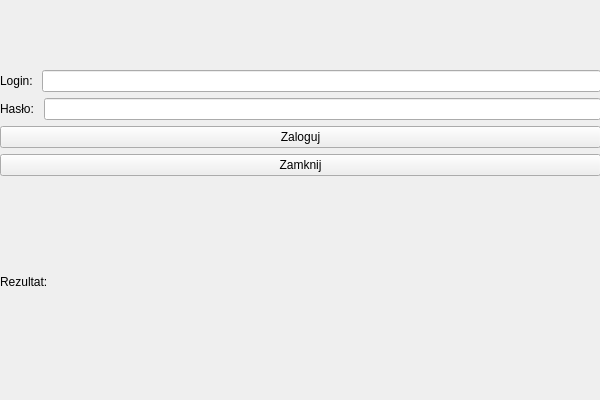
This is loginform.ui in DariuszSzymczak/cppclient as Qt 5 draws it before an edit. The edited form follows.
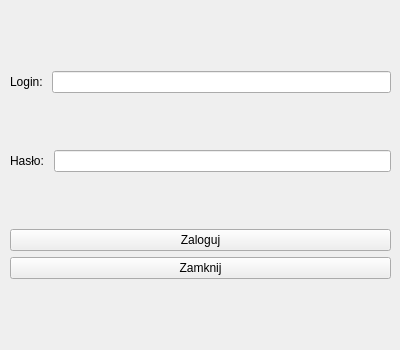
This is the edited form. Icons and pictures are not drawn.

What changed in the file:
```diff
--- a/loginform.ui
+++ b/loginform.ui
@@ -6,19 +6,1279 @@
    <rect>
     <x>0</x>
     <y>0</y>
-    <width>600</width>
-    <height>400</height>
+    <width>400</width>
+    <height>350</height>
    </rect>
   </property>
   <property name="windowTitle">
-   <string>Form</string>
+   <string>Zaloguj się do serwera</string>
+  </property>
+  <property name="styleSheet">
+   <string notr="true">#verticalLayout, .verticalLayout, QVBoxLayout{
+border:2px solid black;
+border-radius:5px;
+padding:10px;
+}
+
+QToolTip {
+    border: 1px solid #76797C;
+    background-color: #5A7566;
+    color: white;
+    padding: 0px;                /*remove padding, for fix combobox tooltip.*/
+    opacity: 200;
+}
+
+QWidget {
+    color: #eff0f1;
+    background-color: #31363b;
+    selection-background-color: #3daee9;
+    selection-color: #eff0f1;
+    background-clip: border;
+    border-image: none;
+    border: 0px transparent black;
+    outline: 0;
+}
+
+QWidget:item:hover {
+    background-color: #18465d;
+    color: #eff0f1;
+}
+
+QWidget:item:selected {
+    background-color: #18465d;
+}
+
+QCheckBox {
+    spacing: 5px;
+    outline: none;
+    color: #eff0f1;
+    margin-bottom: 2px;
+}
+
+QCheckBox:disabled {
+    color: #76797C;
+}
+
+QCheckBox::indicator,
+QGroupBox::indicator {
+    width: 18px;
+    height: 18px;
+}
+
+QGroupBox::indicator {
+    margin-left: 2px;
+}
+
+QCheckBox::indicator:unchecked,
+QGroupBox::indicator:unchecked {
+    image: url(:/qss_icons/rc/checkbox_unchecked.png);
+}
+
+QCheckBox::indicator:unchecked:hover,
+QCheckBox::indicator:unchecked:focus,
+QCheckBox::indicator:unchecked:pressed,
+QGroupBox::indicator:unchecked:hover,
+QGroupBox::indicator:unchecked:focus,
+QGroupBox::indicator:unchecked:pressed {
+    border: none;
+    image: url(:/qss_icons/rc/checkbox_unchecked_focus.png);
+}
+
+QCheckBox::indicator:checked,
+QGroupBox::indicator:checked {
+    image: url(:/qss_icons/rc/checkbox_checked.png);
+}
+
+QCheckBox::indicator:checked:hover,
+QCheckBox::indicator:checked:focus,
+QCheckBox::indicator:checked:pressed,
+QGroupBox::indicator:checked:hover,
+QGroupBox::indicator:checked:focus,
+QGroupBox::indicator:checked:pressed {
+    border: none;
+    image: url(:/qss_icons/rc/checkbox_checked_focus.png);
+}
+
+QCheckBox::indicator:indeterminate {
+    image: url(:/qss_icons/rc/checkbox_indeterminate.png);
+}
+
+QCheckBox::indicator:indeterminate:focus,
+QCheckBox::indicator:indeterminate:hover,
+QCheckBox::indicator:indeterminate:pressed {
+    image: url(:/qss_icons/rc/checkbox_indeterminate_focus.png);
+}
+
+QCheckBox::indicator:checked:disabled,
+QGroupBox::indicator:checked:disabled {
+    image: url(:/qss_icons/rc/checkbox_checked_disabled.png);
+}
+
+QCheckBox::indicator:unchecked:disabled,
+QGroupBox::indicator:unchecked:disabled {
+    image: url(:/qss_icons/rc/checkbox_unchecked_disabled.png);
+}
+
+QRadioButton {
+    spacing: 5px;
+    outline: none;
+    color: #eff0f1;
+    margin-bottom: 2px;
+}
+
+QRadioButton:disabled {
+    color: #76797C;
+}
+
+QRadioButton::indicator {
+    width: 21px;
+    height: 21px;
+}
+
+QRadioButton::indicator:unchecked {
+    image: url(:/qss_icons/rc/radio_unchecked.png);
+}
+
+QRadioButton::indicator:unchecked:hover,
+QRadioButton::indicator:unchecked:focus,
+QRadioButton::indicator:unchecked:pressed {
+    border: none;
+    outline: none;
+    image: url(:/qss_icons/rc/radio_unchecked_focus.png);
+}
+
+QRadioButton::indicator:checked {
+    border: none;
+    outline: none;
+    image: url(:/qss_icons/rc/radio_checked.png);
+}
+
+QRadioButton::indicator:checked:hover,
+QRadioButton::indicator:checked:focus,
+QRadioButton::indicator:checked:pressed {
+    border: none;
+    outline: none;
+    image: url(:/qss_icons/rc/radio_checked_focus.png);
+}
+
+QRadioButton::indicator:checked:disabled {
+    outline: none;
+    image: url(:/qss_icons/rc/radio_checked_disabled.png);
+}
+
+QRadioButton::indicator:unchecked:disabled {
+    image: url(:/qss_icons/rc/radio_unchecked_disabled.png);
+}
+
+QMenuBar {
+    background-color: #31363b;
+    color: #eff0f1;
+}
+
+QMenuBar::item {
+    background: transparent;
+}
+
+QMenuBar::item:selected {
+    background: transparent;
+    border: 1px solid #76797C;
+}
+
+QMenuBar::item:pressed {
+    border: 1px solid #76797C;
+    background-color: #3daee9;
+    color: #eff0f1;
+    margin-bottom: -1px;
+    padding-bottom: 1px;
+}
+
+QMenu {
+    border: 1px solid #76797C;
+    color: #eff0f1;
+    margin: 2px;
+}
+
+QMenu::icon {
+    margin: 5px;
+}
+
+QMenu::item {
+    padding: 5px 30px 5px 30px;
+    border: 1px solid transparent;
+    /* reserve space for selection border */
+}
+
+QMenu::item:selected {
+    color: #eff0f1;
+}
+
+QMenu::separator {
+    height: 2px;
+    background: lightblue;
+    margin-left: 10px;
+    margin-right: 5px;
+}
+
+QMenu::indicator {
+    width: 18px;
+    height: 18px;
+}
+
+
+/* non-exclusive indicator = check box style indicator
+   (see QActionGroup::setExclusive) */
+
+QMenu::indicator:non-exclusive:unchecked {
+    image: url(:/qss_icons/rc/checkbox_unchecked.png);
+}
+
+QMenu::indicator:non-exclusive:unchecked:selected {
+    image: url(:/qss_icons/rc/checkbox_unchecked_disabled.png);
+}
+
+QMenu::indicator:non-exclusive:checked {
+    image: url(:/qss_icons/rc/checkbox_checked.png);
+}
+
+QMenu::indicator:non-exclusive:checked:selected {
+    image: url(:/qss_icons/rc/checkbox_checked_disabled.png);
+}
+
+
+/* exclusive indicator = radio button style indicator (see QActionGroup::setExclusive) */
+
+QMenu::indicator:exclusive:unchecked {
+    image: url(:/qss_icons/rc/radio_unchecked.png);
+}
+
+QMenu::indicator:exclusive:unchecked:selected {
+    image: url(:/qss_icons/rc/radio_unchecked_disabled.png);
+}
+
+QMenu::indicator:exclusive:checked {
+    image: url(:/qss_icons/rc/radio_checked.png);
+}
+
+QMenu::indicator:exclusive:checked:selected {
+    image: url(:/qss_icons/rc/radio_checked_disabled.png);
+}
+
+QMenu::right-arrow {
+    margin: 5px;
+    image: url(:/qss_icons/rc/right_arrow.png)
+}
+
+QWidget:disabled {
+    color: #454545;
+    background-color: #31363b;
+}
+
+QAbstractItemView {
+    alternate-background-color: #31363b;
+    color: #eff0f1;
+    border: 1px solid #3A3939;
+    border-radius: 2px;
+}
+
+QWidget:focus,
+QMenuBar:focus {
+    border: 1px solid #3daee9;
+}
+
+QTabWidget:focus,
+QCheckBox:focus,
+QRadioButton:focus,
+QSlider:focus {
+    border: none;
+}
+
+QLineEdit {
+    background-color: #232629;
+    padding: 5px;
+    border-style: solid;
+    border: 1px solid #76797C;
+    border-radius: 2px;
+    color: #eff0f1;
+}
+
+QAbstractItemView QLineEdit {
+    padding: 0;
+}
+
+QGroupBox {
+    border: 1px solid #76797C;
+    border-radius: 2px;
+    margin-top: 20px;
+}
+
+QGroupBox::title {
+    subcontrol-origin: margin;
+    subcontrol-position: top center;
+    padding-left: 10px;
+    padding-right: 10px;
+    padding-top: 10px;
+}
+
+QAbstractScrollArea {
+    border-radius: 2px;
+    border: 1px solid #76797C;
+    background-color: transparent;
+}
+
+QScrollBar:horizontal {
+    height: 15px;
+    margin: 3px 15px 3px 15px;
+    border: 1px transparent #2A2929;
+    border-radius: 4px;
+    background-color: #2A2929;
+}
+
+QScrollBar::handle:horizontal {
+    background-color: #605F5F;
+    min-width: 5px;
+    border-radius: 4px;
+}
+
+QScrollBar::add-line:horizontal {
+    margin: 0px 3px 0px 3px;
+    border-image: url(:/qss_icons/rc/right_arrow_disabled.png);
+    width: 10px;
+    height: 10px;
+    subcontrol-position: right;
+    subcontrol-origin: margin;
+}
+
+QScrollBar::sub-line:horizontal {
+    margin: 0px 3px 0px 3px;
+    border-image: url(:/qss_icons/rc/left_arrow_disabled.png);
+    height: 10px;
+    width: 10px;
+    subcontrol-position: left;
+    subcontrol-origin: margin;
+}
+
+QScrollBar::add-line:horizontal:hover,
+QScrollBar::add-line:horizontal:on {
+    border-image: url(:/qss_icons/rc/right_arrow.png);
+    height: 10px;
+    width: 10px;
+    subcontrol-position: right;
+    subcontrol-origin: margin;
+}
+
+QScrollBar::sub-line:horizontal:hover,
+QScrollBar::sub-line:horizontal:on {
+    border-image: url(:/qss_icons/rc/left_arrow.png);
+    height: 10px;
+    width: 10px;
+    subcontrol-position: left;
+    subcontrol-origin: margin;
+}
+
+QScrollBar::up-arrow:horizontal,
+QScrollBar::down-arrow:horizontal {
+    background: none;
+}
+
+QScrollBar::add-page:horizontal,
+QScrollBar::sub-page:horizontal {
+    background: none;
+}
+
+QScrollBar:vertical {
+    background-color: #2A2929;
+    width: 15px;
+    margin: 15px 3px 15px 3px;
+    border: 1px transparent #2A2929;
+    border-radius: 4px;
+}
+
+QScrollBar::handle:vertical {
+    background-color: #605F5F;
+    min-height: 5px;
+    border-radius: 4px;
+}
+
+QScrollBar::sub-line:vertical {
+    margin: 3px 0px 3px 0px;
+    border-image: url(:/qss_icons/rc/up_arrow_disabled.png);
+    height: 10px;
+    width: 10px;
+    subcontrol-position: top;
+    subcontrol-origin: margin;
+}
+
+QScrollBar::add-line:vertical {
+    margin: 3px 0px 3px 0px;
+    border-image: url(:/qss_icons/rc/down_arrow_disabled.png);
+    height: 10px;
+    width: 10px;
+    subcontrol-position: bottom;
+    subcontrol-origin: margin;
+}
+
+QScrollBar::sub-line:vertical:hover,
+QScrollBar::sub-line:vertical:on {
+    border-image: url(:/qss_icons/rc/up_arrow.png);
+    height: 10px;
+    width: 10px;
+    subcontrol-position: top;
+    subcontrol-origin: margin;
+}
+
+QScrollBar::add-line:vertical:hover,
+QScrollBar::add-line:vertical:on {
+    border-image: url(:/qss_icons/rc/down_arrow.png);
+    height: 10px;
+    width: 10px;
+    subcontrol-position: bottom;
+    subcontrol-origin: margin;
+}
+
+QScrollBar::up-arrow:vertical,
+QScrollBar::down-arrow:vertical {
+    background: none;
+}
+
+QScrollBar::add-page:vertical,
+QScrollBar::sub-page:vertical {
+    background: none;
+}
+
+QTextEdit {
+    background-color: #232629;
+    color: #eff0f1;
+    border: 1px solid #76797C;
+}
+
+QPlainTextEdit {
+    background-color: #232629;
+    ;
+    color: #eff0f1;
+    border-radius: 2px;
+    border: 1px solid #76797C;
+}
+
+QHeaderView::section {
+    background-color: #76797C;
+    color: #eff0f1;
+    padding: 5px;
+    border: 1px solid #76797C;
+}
+
+QSizeGrip {
+    image: url(:/qss_icons/rc/sizegrip.png);
+    width: 12px;
+    height: 12px;
+}
+
+QMainWindow::separator {
+    background-color: #31363b;
+    color: white;
+    padding-left: 4px;
+    spacing: 2px;
+    border: 1px dashed #76797C;
+}
+
+QMainWindow::separator:hover {
+    background-color: #787876;
+    color: white;
+    padding-left: 4px;
+    border: 1px solid #76797C;
+    spacing: 2px;
+}
+
+QMenu::separator {
+    height: 1px;
+    background-color: #76797C;
+    color: white;
+    padding-left: 4px;
+    margin-left: 10px;
+    margin-right: 5px;
+}
+
+QFrame {
+    border-radius: 2px;
+    border: 1px solid #76797C;
+}
+
+QFrame[frameShape=&quot;0&quot;] {
+    border-radius: 2px;
+    border: 1px transparent #76797C;
+}
+
+QStackedWidget {
+    border: 1px transparent black;
+}
+
+QToolBar {
+    border: 1px transparent #393838;
+    background: 1px solid #31363b;
+    font-weight: bold;
+}
+
+QToolBar::handle:horizontal {
+    image: url(:/qss_icons/rc/Hmovetoolbar.png);
+}
+
+QToolBar::handle:vertical {
+    image: url(:/qss_icons/rc/Vmovetoolbar.png);
+}
+
+QToolBar::separator:horizontal {
+    image: url(:/qss_icons/rc/Hsepartoolbar.png);
+}
+
+QToolBar::separator:vertical {
+    image: url(:/qss_icons/rc/Vsepartoolbar.png);
+}
+
+QToolButton#qt_toolbar_ext_button {
+    background: #58595a
+}
+
+QPushButton {
+    color: #eff0f1;
+    background-color: #31363b;
+    border-width: 1px;
+    border-color: #76797C;
+    border-style: solid;
+    padding: 5px;
+    border-radius: 2px;
+    outline: none;
+}
+
+QPushButton:disabled {
+    background-color: #31363b;
+    border-width: 1px;
+    border-color: #454545;
+    border-style: solid;
+    padding-top: 5px;
+    padding-bottom: 5px;
+    padding-left: 10px;
+    padding-right: 10px;
+    border-radius: 2px;
+    color: #454545;
+}
+
+QPushButton:focus {
+    background-color: #3daee9;
+    color: white;
+}
+
+QPushButton:pressed {
+    background-color: #3daee9;
+    padding-top: -15px;
+    padding-bottom: -17px;
+}
+
+QComboBox {
+    selection-background-color: #3daee9;
+    border-style: solid;
+    border: 1px solid #76797C;
+    border-radius: 2px;
+    padding: 5px;
+    min-width: 75px;
+}
+
+QPushButton:checked {
+    background-color: #76797C;
+    border-color: #6A6969;
+}
+
+QComboBox:hover,
+QPushButton:hover,
+QAbstractSpinBox:hover,
+QLineEdit:hover,
+QTextEdit:hover,
+QPlainTextEdit:hover,
+QAbstractView:hover,
+QTreeView:hover {
+    border: 1px solid #3daee9;
+    color: #eff0f1;
+}
+
+QComboBox:on {
+    padding-top: 3px;
+    padding-left: 4px;
+    selection-background-color: #4a4a4a;
+}
+
+QComboBox QAbstractItemView {
+    background-color: #232629;
+    border-radius: 2px;
+    border: 1px solid #76797C;
+    selection-background-color: #18465d;
+}
+
+QComboBox::drop-down {
+    subcontrol-origin: padding;
+    subcontrol-position: top right;
+    width: 15px;
+    border-left-width: 0px;
+    border-left-color: darkgray;
+    border-left-style: solid;
+    border-top-right-radius: 3px;
+    border-bottom-right-radius: 3px;
+}
+
+QComboBox::down-arrow {
+    image: url(:/qss_icons/rc/down_arrow_disabled.png);
+}
+
+QComboBox::down-arrow:on,
+QComboBox::down-arrow:hover,
+QComboBox::down-arrow:focus {
+    image: url(:/qss_icons/rc/down_arrow.png);
+}
+
+QAbstractSpinBox {
+    padding: 5px;
+    border: 1px solid #76797C;
+    background-color: #232629;
+    color: #eff0f1;
+    border-radius: 2px;
+    min-width: 75px;
+}
+
+QAbstractSpinBox:up-button {
+    background-color: transparent;
+    subcontrol-origin: border;
+    subcontrol-position: center right;
+}
+
+QAbstractSpinBox:down-button {
+    background-color: transparent;
+    subcontrol-origin: border;
+    subcontrol-position: center left;
+}
+
+QAbstractSpinBox::up-arrow,
+QAbstractSpinBox::up-arrow:disabled,
+QAbstractSpinBox::up-arrow:off {
+    image: url(:/qss_icons/rc/up_arrow_disabled.png);
+    width: 10px;
+    height: 10px;
+}
+
+QAbstractSpinBox::up-arrow:hover {
+    image: url(:/qss_icons/rc/up_arrow.png);
+}
+
+QAbstractSpinBox::down-arrow,
+QAbstractSpinBox::down-arrow:disabled,
+QAbstractSpinBox::down-arrow:off {
+    image: url(:/qss_icons/rc/down_arrow_disabled.png);
+    width: 10px;
+    height: 10px;
+}
+
+QAbstractSpinBox::down-arrow:hover {
+    image: url(:/qss_icons/rc/down_arrow.png);
+}
+
+QLabel {
+    border: 0px solid black;
+}
+
+QTabWidget {
+    border: 0px transparent black;
+}
+
+QTabWidget::pane {
+    border: 1px solid #76797C;
+    padding: 5px;
+    margin: 0px;
+}
+
+QTabWidget::tab-bar {
+    /* left: 5px; move to the right by 5px */
+}
+
+QTabBar {
+    qproperty-drawBase: 0;
+    border-radius: 3px;
+}
+
+QTabBar:focus {
+    border: 0px transparent black;
+}
+
+QTabBar::close-button {
+    image: url(:/qss_icons/rc/close.png);
+    background: transparent;
+}
+
+QTabBar::close-button:hover {
+    image: url(:/qss_icons/rc/close-hover.png);
+    background: transparent;
+}
+
+QTabBar::close-button:pressed {
+    image: url(:/qss_icons/rc/close-pressed.png);
+    background: transparent;
+}
+
+
+/* TOP TABS */
+
+QTabBar::tab:top {
+    color: #eff0f1;
+    border: 1px solid #76797C;
+    border-bottom: 1px transparent black;
+    background-color: #31363b;
+    padding: 5px;
+    min-width: 50px;
+    border-top-left-radius: 2px;
+    border-top-right-radius: 2px;
+}
+
+QTabBar::tab:top:selected {
+    color: #eff0f1;
+    background-color: #54575B;
+    border: 1px solid #76797C;
+    border-bottom: 2px solid #3daee9;
+    border-top-left-radius: 2px;
+    border-top-right-radius: 2px;
+}
+
+QTabBar::tab:top:!selected:hover {
+    background-color: #3daee9;
+}
+
+
+/* BOTTOM TABS */
+
+QTabBar::tab:bottom {
+    color: #eff0f1;
+    border: 1px solid #76797C;
+    border-top: 1px transparent black;
+    background-color: #31363b;
+    padding: 5px;
+    border-bottom-left-radius: 2px;
+    border-bottom-right-radius: 2px;
+    min-width: 50px;
+}
+
+QTabBar::tab:bottom:selected {
+    color: #eff0f1;
+    background-color: #54575B;
+    border: 1px solid #76797C;
+    border-top: 2px solid #3daee9;
+    border-bottom-left-radius: 2px;
+    border-bottom-right-radius: 2px;
+}
+
+QTabBar::tab:bottom:!selected:hover {
+    background-color: #3daee9;
+}
+
+
+/* LEFT TABS */
+
+QTabBar::tab:left {
+    color: #eff0f1;
+    border: 1px solid #76797C;
+    border-left: 1px transparent black;
+    background-color: #31363b;
+    padding: 5px;
+    border-top-right-radius: 2px;
+    border-bottom-right-radius: 2px;
+    min-height: 50px;
+}
+
+QTabBar::tab:left:selected {
+    color: #eff0f1;
+    background-color: #54575B;
+    border: 1px solid #76797C;
+    border-left: 2px solid #3daee9;
+    border-top-right-radius: 2px;
+    border-bottom-right-radius: 2px;
+}
+
+QTabBar::tab:left:!selected:hover {
+    background-color: #3daee9;
+}
+
+
+/* RIGHT TABS */
+
+QTabBar::tab:right {
+    color: #eff0f1;
+    border: 1px solid #76797C;
+    border-right: 1px transparent black;
+    background-color: #31363b;
+    padding: 5px;
+    border-top-left-radius: 2px;
+    border-bottom-left-radius: 2px;
+    min-height: 50px;
+}
+
+QTabBar::tab:right:selected {
+    color: #eff0f1;
+    background-color: #54575B;
+    border: 1px solid #76797C;
+    border-right: 2px solid #3daee9;
+    border-top-left-radius: 2px;
+    border-bottom-left-radius: 2px;
+}
+
+QTabBar::tab:right:!selected:hover {
+    background-color: #3daee9;
+}
+
+QTabBar QToolButton::right-arrow:enabled {
+    image: url(:/qss_icons/rc/right_arrow.png);
+}
+
+QTabBar QToolButton::left-arrow:enabled {
+    image: url(:/qss_icons/rc/left_arrow.png);
+}
+
+QTabBar QToolButton::right-arrow:disabled {
+    image: url(:/qss_icons/rc/right_arrow_disabled.png);
+}
+
+QTabBar QToolButton::left-arrow:disabled {
+    image: url(:/qss_icons/rc/left_arrow_disabled.png);
+}
+
+QDockWidget {
+    background: #31363b;
+    border: 1px solid #403F3F;
+    titlebar-close-icon: url(:/qss_icons/rc/close.png);
+    titlebar-normal-icon: url(:/qss_icons/rc/undock.png);
+}
+
+QDockWidget::close-button,
+QDockWidget::float-button {
+    border: 1px solid transparent;
+    border-radius: 2px;
+    background: transparent;
+}
+
+QDockWidget::close-button:hover,
+QDockWidget::float-button:hover {
+    background: rgba(255, 255, 255, 10);
+}
+
+QDockWidget::close-button:pressed,
+QDockWidget::float-button:pressed {
+    padding: 1px -1px -1px 1px;
+    background: rgba(255, 255, 255, 10);
+}
+
+QTreeView,
+QListView {
+    border: 1px solid #76797C;
+    background-color: #232629;
+}
+
+QTreeView:branch:selected,
+QTreeView:branch:hover {
+    background: url(:/qss_icons/rc/transparent.png);
+}
+
+QTreeView::branch:has-siblings:!adjoins-item {
+    border-image: url(:/qss_icons/rc/transparent.png);
+}
+
+QTreeView::branch:has-siblings:adjoins-item {
+    border-image: url(:/qss_icons/rc/transparent.png);
+}
+
+QTreeView::branch:!has-children:!has-siblings:adjoins-item {
+    border-image: url(:/qss_icons/rc/transparent.png);
+}
+
+QTreeView::branch:has-children:!has-siblings:closed,
+QTreeView::branch:closed:has-children:has-siblings {
+    image: url(:/qss_icons/rc/branch_closed.png);
+}
+
+QTreeView::branch:open:has-children:!has-siblings,
+QTreeView::branch:open:has-children:has-siblings {
+    image: url(:/qss_icons/rc/branch_open.png);
+}
+
+QTreeView::branch:has-children:!has-siblings:closed:hover,
+QTreeView::branch:closed:has-children:has-siblings:hover {
+    image: url(:/qss_icons/rc/branch_closed-on.png);
+}
+
+QTreeView::branch:open:has-children:!has-siblings:hover,
+QTreeView::branch:open:has-children:has-siblings:hover {
+    image: url(:/qss_icons/rc/branch_open-on.png);
+}
+
+QListView::item:!selected:hover,
+QTreeView::item:!selected:hover {
+    background: #18465d;
+    outline: 0;
+    color: #eff0f1
+}
+
+QListView::item:selected:hover,
+QTreeView::item:selected:hover {
+    background: #287399;
+    color: #eff0f1;
+}
+
+QTreeView::indicator:checked,
+QListView::indicator:checked {
+    image: url(:/qss_icons/rc/checkbox_checked.png);
+}
+
+QTreeView::indicator:unchecked,
+QListView::indicator:unchecked {
+    image: url(:/qss_icons/rc/checkbox_unchecked.png);
+}
+
+QTreeView::indicator:indeterminate,
+QListView::indicator:indeterminate {
+    image: url(:/qss_icons/rc/checkbox_indeterminate.png);
+}
+
+QTreeView::indicator:checked:hover,
+QTreeView::indicator:checked:focus,
+QTreeView::indicator:checked:pressed,
+QListView::indicator:checked:hover,
+QListView::indicator:checked:focus,
+QListView::indicator:checked:pressed {
+    image: url(:/qss_icons/rc/checkbox_checked_focus.png);
+}
+
+QTreeView::indicator:unchecked:hover,
+QTreeView::indicator:unchecked:focus,
+QTreeView::indicator:unchecked:pressed,
+QListView::indicator:unchecked:hover,
+QListView::indicator:unchecked:focus,
+QListView::indicator:unchecked:pressed {
+    image: url(:/qss_icons/rc/checkbox_unchecked_focus.png);
+}
+
+QTreeView::indicator:indeterminate:hover,
+QTreeView::indicator:indeterminate:focus,
+QTreeView::indicator:indeterminate:pressed,
+QListView::indicator:indeterminate:hover,
+QListView::indicator:indeterminate:focus,
+QListView::indicator:indeterminate:pressed {
+    image: url(:/qss_icons/rc/checkbox_indeterminate_focus.png);
+}
+
+QSlider::groove:horizontal {
+    border: 1px solid #565a5e;
+    height: 4px;
+    background: #565a5e;
+    margin: 0px;
+    border-radius: 2px;
+}
+
+QSlider::handle:horizontal {
+    background: #232629;
+    border: 1px solid #565a5e;
+    width: 16px;
+    height: 16px;
+    margin: -8px 0;
+    border-radius: 9px;
+}
+
+QSlider::sub-page:horizontal {
+    border: 1px solid #565a5e;
+    height: 4px;
+    background: #3daee9;
+    margin: 0px;
+    border-radius: 2px;
+}
+
+QSlider::groove:vertical {
+    border: 1px solid #565a5e;
+    width: 4px;
+    background: #565a5e;
+    margin: 0px;
+    border-radius: 3px;
+}
+
+QSlider::handle:vertical {
+    background: #232629;
+    border: 1px solid #565a5e;
+    width: 16px;
+    height: 16px;
+    margin: 0 -8px;
+    border-radius: 9px;
+}
+
+QSlider::sub-page:vertical {
+    border: 1px solid #565a5e;
+    width: 4px;
+    background: #3daee9;
+    margin: 0px;
+    border-radius: 3px;
+}
+
+QToolButton {
+    background-color: transparent;
+    border: 1px transparent #76797C;
+    border-radius: 2px;
+    margin: 3px;
+    padding: 5px;
+}
+
+QToolButton[popupMode=&quot;1&quot;] {
+    /* only for MenuButtonPopup */
+    padding-right: 20px;
+    /* make way for the popup button */
+    border: 1px #76797C;
+    border-radius: 5px;
+}
+
+QToolButton[popupMode=&quot;2&quot;] {
+    /* only for InstantPopup */
+    padding-right: 10px;
+    /* make way for the popup button */
+    border: 1px #76797C;
+}
+
+QToolButton:hover,
+QToolButton::menu-button:hover {
+    background-color: transparent;
+    border: 1px solid #3daee9;
+    padding: 5px;
+}
+
+QToolButton:checked,
+QToolButton:pressed,
+QToolButton::menu-button:pressed {
+    background-color: #3daee9;
+    border: 1px solid #3daee9;
+    padding: 5px;
+}
+
+
+/* the subcontrol below is used only in the InstantPopup or DelayedPopup mode */
+
+QToolButton::menu-indicator {
+    image: url(:/qss_icons/rc/down_arrow.png);
+    top: -7px;
+    left: -2px;
+    /* shift it a bit */
+}
+
+
+/* the subcontrols below are used only in the MenuButtonPopup mode */
+
+QToolButton::menu-button {
+    border: 1px transparent #76797C;
+    border-top-right-radius: 6px;
+    border-bottom-right-radius: 6px;
+    /* 16px width + 4px for border = 20px allocated above */
+    width: 16px;
+    outline: none;
+}
+
+QToolButton::menu-arrow {
+    image: url(:/qss_icons/rc/down_arrow.png);
+}
+
+QToolButton::menu-arrow:open {
+    border: 1px solid #76797C;
+}
+
+QPushButton::menu-indicator {
+    subcontrol-origin: padding;
+    subcontrol-position: bottom right;
+    bottom: 5px;
+}
+
+QTableView {
+    border: 1px solid #76797C;
+    gridline-color: #31363b;
+    background-color: #232629;
+}
+
+QTableView,
+QHeaderView {
+    border-radius: 0px;
+}
+
+QTableView::item:pressed,
+QListView::item:pressed,
+QTreeView::item:pressed {
+    background: #18465d;
+    color: #eff0f1;
+}
+
+QTableView::item:selected:active,
+QTreeView::item:selected:active,
+QListView::item:selected:active {
+    background: #287399;
+    color: #eff0f1;
+}
+
+QHeaderView {
+    background-color: #31363b;
+    border: 1px transparent;
+    border-radius: 0px;
+    margin: 0px;
+    padding: 0px;
+}
+
+QHeaderView::section {
+    background-color: #31363b;
+    color: #eff0f1;
+    padding: 5px;
+    border: 1px solid #76797C;
+    border-radius: 0px;
+    text-align: center;
+}
+
+QHeaderView::section::vertical::first,
+QHeaderView::section::vertical::only-one {
+    border-top: 1px solid #76797C;
+}
+
+QHeaderView::section::vertical {
+    border-top: transparent;
+}
+
+QHeaderView::section::horizontal::first,
+QHeaderView::section::horizontal::only-one {
+    border-left: 1px solid #76797C;
+}
+
+QHeaderView::section::horizontal {
+    border-left: transparent;
+}
+
+QHeaderView::section:checked {
+    color: white;
+    background-color: #334e5e;
+}
+
+
+/* style the sort indicator */
+
+QHeaderView::down-arrow {
+    image: url(:/qss_icons/rc/down_arrow.png);
+}
+
+QHeaderView::up-arrow {
+    image: url(:/qss_icons/rc/up_arrow.png);
+}
+
+QTableCornerButton::section {
+    background-color: #31363b;
+    border: 1px transparent #76797C;
+    border-radius: 0px;
+}
+
+QToolBox {
+    padding: 5px;
+    border: 1px transparent black;
+}
+
+QToolBox::tab {
+    color: #eff0f1;
+    background-color: #31363b;
+    border: 1px solid #76797C;
+    border-bottom: 1px transparent #31363b;
+    border-top-left-radius: 5px;
+    border-top-right-radius: 5px;
+}
+
+QToolBox::tab:selected {
+    /* italicize selected tabs */
+    font: italic;
+    background-color: #31363b;
+    border-color: #3daee9;
+}
+
+QStatusBar::item {
+    border: 0px transparent dark;
+}
+
+QFrame[height=&quot;3&quot;],
+QFrame[width=&quot;3&quot;] {
+    background-color: #76797C;
+}
+
+QSplitter::handle {
+    border: 1px dashed #76797C;
+}
+
+QSplitter::handle:hover {
+    background-color: #787876;
+    border: 1px solid #76797C;
+}
+
+QSplitter::handle:horizontal {
+    width: 1px;
+}
+
+QSplitter::handle:vertical {
+    height: 1px;
+}
+
+QProgressBar {
+    border: 1px solid #76797C;
+    border-radius: 5px;
+    text-align: center;
+}
+
+QProgressBar::chunk {
+    background-color: #05B8CC;
+}
+
+QDateEdit {
+    selection-background-color: #3daee9;
+    border-style: solid;
+    border: 1px solid #3375A3;
+    border-radius: 2px;
+    padding: 1px;
+    min-width: 75px;
+}
+
+QDateEdit:on {
+    padding-top: 3px;
+    padding-left: 4px;
+    selection-background-color: #4a4a4a;
+}
+
+QDateEdit QAbstractItemView {
+    background-color: #232629;
+    border-radius: 2px;
+    border: 1px solid #3375A3;
+    selection-background-color: #3daee9;
+}
+
+QDateEdit::drop-down {
+    subcontrol-origin: padding;
+    subcontrol-position: top right;
+    width: 15px;
+    border-left-width: 0px;
+    border-left-color: darkgray;
+    border-left-style: solid;
+    border-top-right-radius: 3px;
+    border-bottom-right-radius: 3px;
+}
+
+QDateEdit::down-arrow {
+    image: url(:/qss_icons/rc/down_arrow_disabled.png);
+}
+
+QDateEdit::down-arrow:on,
+QDateEdit::down-arrow:hover,
+QDateEdit::down-arrow:focus {
+    image: url(:/qss_icons/rc/down_arrow.png);
+}
+</string>
   </property>
   <widget class="QWidget" name="verticalLayoutWidget">
    <property name="geometry">
     <rect>
-     <x>0</x>
-     <y>70</y>
-     <width>601</width>
+     <x>10</x>
+     <y>20</y>
+     <width>381</width>
      <height>311</height>
     </rect>
    </property>
@@ -1321,13 +2581,6 @@
         </property>
        </widget>
       </item>
-      <item>
-       <widget class="QLabel" name="succesLabel">
-        <property name="text">
-         <string>Rezultat: </string>
-        </property>
-       </widget>
-      </item>
      </layout>
     </item>
    </layout>
```
